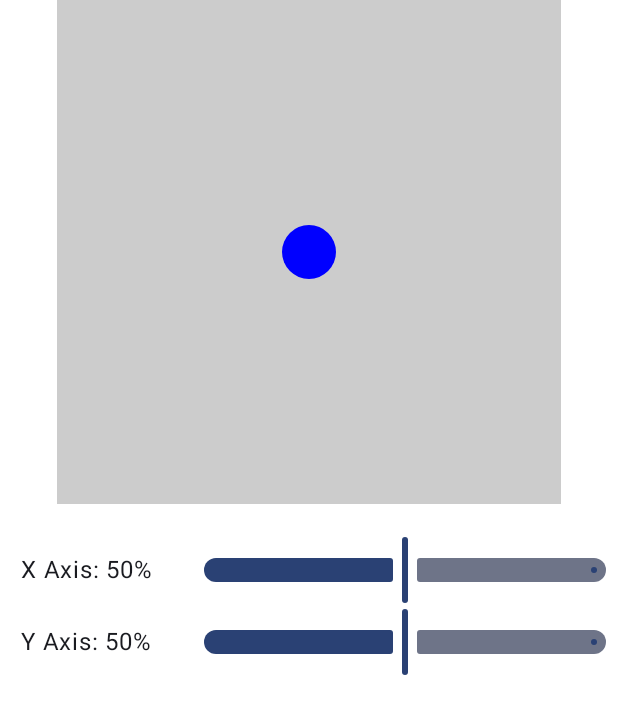
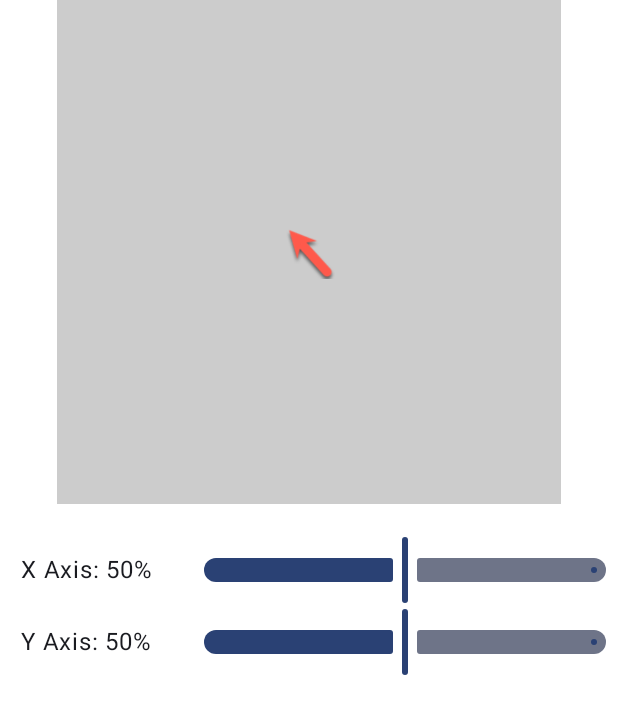
Before and after one commit to sgrem/CoordinatePlot, an Android app built with Jetpack Compose: the screen it shows after launch (MainActivity), on a phone screen of 412 x 824 dp. Shown: the top 714 px of the screen. Run offline under Robolectric (Android 15) with nearby library versions, the phone set to English and light mode, and no system bars.

Commit message:
Change Theme colors and replace cursor pointer with an arrow image

```diff
--- a/app/src/main/java/com/kodeco/android/coordplot/MapGraph.kt
+++ b/app/src/main/java/com/kodeco/android/coordplot/MapGraph.kt
@@ -1,30 +1,37 @@
 package com.kodeco.android.coordplot
 
+import androidx.compose.foundation.Image
 import androidx.compose.foundation.background
 import androidx.compose.foundation.layout.Box
 import androidx.compose.foundation.layout.offset
 import androidx.compose.foundation.layout.size
-import androidx.compose.foundation.shape.CircleShape
 import androidx.compose.runtime.Composable
 import androidx.compose.ui.Modifier
-import androidx.compose.ui.draw.clip
 import androidx.compose.ui.graphics.Color
+import androidx.compose.ui.res.painterResource
 import androidx.compose.ui.tooling.preview.Preview
 import androidx.compose.ui.unit.dp
 import com.kodeco.android.coordplot.ui.theme.MyApplicationTheme
 
 @Composable
 fun MapGraph(xPercent: Float, yPercent: Float, mapSize: Int, cursorSize: Int) {
+    val cursorResource = painterResource(id = R.drawable.arrow)
     Box(modifier = Modifier
         .size((mapSize + cursorSize).dp)
         .background(Color.LightGray)) {
-        Box(
+        Image(painter = cursorResource,
+            contentDescription = "Cursor",
+            Modifier
+                .size(cursorSize.dp)
+                .offset((xPercent * mapSize).dp, (yPercent * mapSize).dp)
+        )
+/*        Box(
             modifier = Modifier
                 .size(cursorSize.dp)
                 .offset((xPercent * mapSize).dp, (yPercent * mapSize).dp)
                 .clip(CircleShape)
                 .background(Color.Blue)
-        )
+        )*/
     }
 }
 
--- a/app/src/main/java/com/kodeco/android/coordplot/ui/theme/Color.kt
+++ b/app/src/main/java/com/kodeco/android/coordplot/ui/theme/Color.kt
@@ -2,10 +2,10 @@ package com.kodeco.android.coordplot.ui.theme
 
 import androidx.compose.ui.graphics.Color
 
-val Purple80 = Color(0xFFD0BCFF)
-val PurpleGrey80 = Color(0xFFCCC2DC)
-val Pink80 = Color(0xFFEFB8C8)
+val Green80 = Color(0xFFACF05D)
+val GreenGrey = Color(0xFFCFE6B4)
+val Yellow80 = Color(0xFFECF0B5)
 
-val Purple40 = Color(0xFF6650a4)
-val PurpleGrey40 = Color(0xFF625b71)
-val Pink40 = Color(0xFF7D5260)
+val Green40 = Color(0xFF205821)
+val GreenGrey40 = Color(0xFF506851)
+val Yellow40 = Color(0xFF837B33)
--- a/app/src/main/java/com/kodeco/android/coordplot/ui/theme/Theme.kt
+++ b/app/src/main/java/com/kodeco/android/coordplot/ui/theme/Theme.kt
@@ -16,15 +16,15 @@ import androidx.compose.ui.platform.LocalView
 import androidx.core.view.WindowCompat
 
 private val DarkColorScheme = darkColorScheme(
-    primary = Purple80,
-    secondary = PurpleGrey80,
-    tertiary = Pink80
+    primary = Green80,
+    secondary = GreenGrey,
+    tertiary = Yellow80
 )
 
 private val LightColorScheme = lightColorScheme(
-    primary = Purple40,
-    secondary = PurpleGrey40,
-    tertiary = Pink40
+    primary = Green40,
+    secondary = GreenGrey40,
+    tertiary = Yellow40
 
     /* Other default colors to override
     background = Color(0xFFFFFBFE),
```
Also changed, not shown: app/src/main/res/drawable/arrow.png (added).
